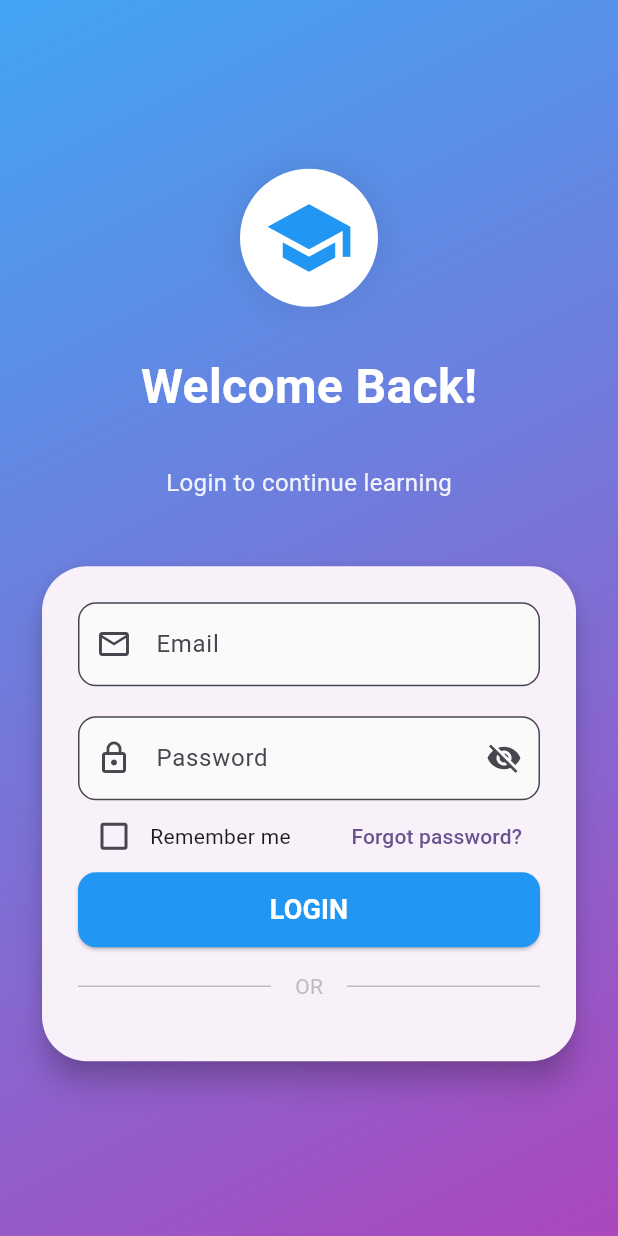
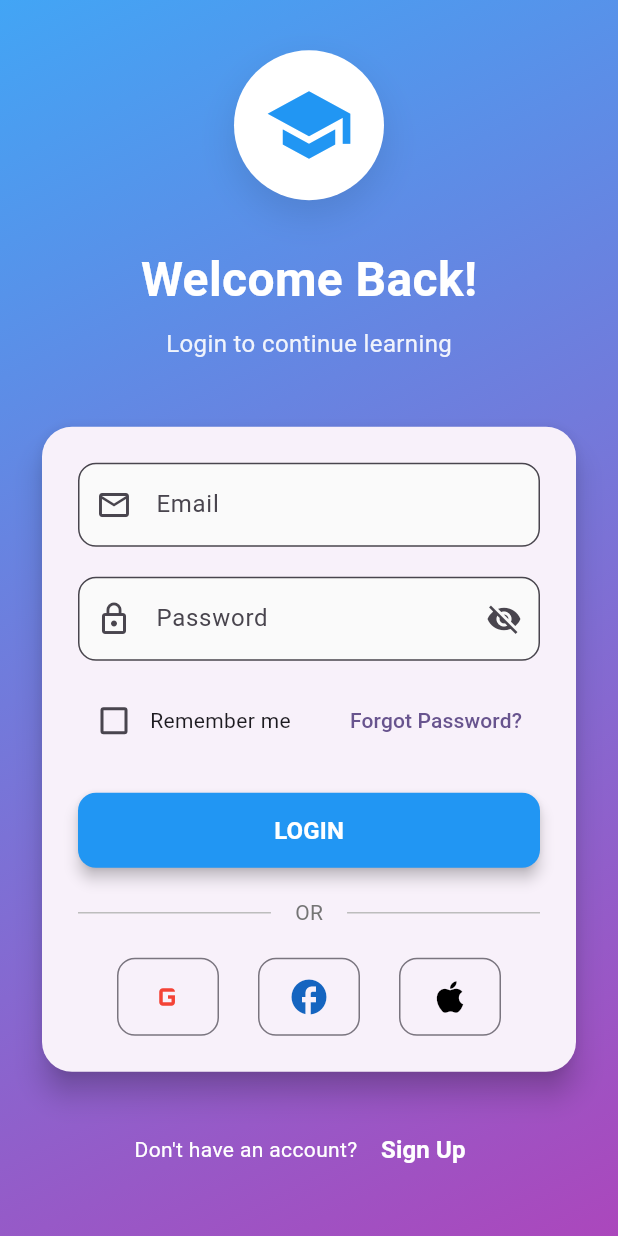
Before and after one commit to tra99/Flutter_course, a Flutter app: the screen it shows after launch, after a tap on "LOGIN", on a phone screen of 412 x 824 dp. Run offline on Flutter 3.47's test engine with Material 3 defaults, Android fonts, the light colour scheme and no system bars; missing offline and left inert: form_validation.

Commit message:
completed login

```diff
--- a/lib/screen/login_screen.dart
+++ b/lib/screen/login_screen.dart
@@ -9,13 +9,12 @@ class LoginScreen extends StatefulWidget {
 }
 
 class _LoginScreenState extends State<LoginScreen> {
+  final _formKey = GlobalKey<FormState>();
   final _emailController = TextEditingController();
   final _passwordController = TextEditingController();
+  bool _isPasswordVisible = false;
+  bool _isLoading = false;
   bool _rememberMe = false;
-  final _formKey = GlobalKey<FormState>();
-  bool passwordVisible = false;
-  bool isLoading = false;
-  bool checkNull = false;
 
   @override
   void dispose() {
@@ -25,29 +24,29 @@ class _LoginScreenState extends State<LoginScreen> {
   }
 
   Future<void> _handleLogin() async {
-    checkNull = _formKey.currentState!.validate() ? false : true;
-    if (checkNull) {
+    if (_formKey.currentState!.validate()) {
       setState(() {
-        isLoading = true;
+        _isLoading = true;
       });
-      await Future.delayed(const Duration(seconds: 3));
+
+      await Future.delayed(const Duration(seconds: 2));
+
       setState(() {
-        isLoading = false;
+        _isLoading = false;
       });
+
       if (mounted) {
         ScaffoldMessenger.of(context).showSnackBar(
           SnackBar(
-            content: Text("Login sucess! Welcome ${_emailController.text}"),
+            content: Text('Login successful! Welcome ${_emailController.text}'),
             backgroundColor: Colors.green,
             behavior: SnackBarBehavior.floating,
             shape: RoundedRectangleBorder(
-              borderRadius: BorderRadiusGeometry.circular(10),
+              borderRadius: BorderRadius.circular(10),
             ),
           ),
         );
       }
-    } else {
-      print("Error");
     }
   }
 
@@ -59,18 +58,22 @@ class _LoginScreenState extends State<LoginScreen> {
           gradient: LinearGradient(
             begin: Alignment.topLeft,
             end: Alignment.bottomRight,
-            colors: [Colors.blue.shade400, Colors.purple.shade400],
+            colors: [
+              Colors.blue.shade400,
+              Colors.purple.shade400,
+            ],
           ),
         ),
         child: SafeArea(
           child: Center(
             child: SingleChildScrollView(
-              padding: EdgeInsets.all(24),
+              padding: const EdgeInsets.all(24.0),
               child: Column(
                 mainAxisAlignment: MainAxisAlignment.center,
                 children: [
+                  // Logo
                   Container(
-                    padding: EdgeInsets.all(16),
+                    padding: const EdgeInsets.all(20),
                     decoration: BoxDecoration(
                       color: Colors.white,
                       shape: BoxShape.circle,
@@ -78,58 +81,70 @@ class _LoginScreenState extends State<LoginScreen> {
                         BoxShadow(
                           color: Colors.black.withOpacity(0.1),
                           blurRadius: 20,
+                          offset: const Offset(0, 10),
                         ),
                       ],
                     ),
-                    child: Icon(Icons.school, size: 60, color: Colors.blue),
+                    child: const Icon(
+                      Icons.school,
+                      size: 60,
+                      color: Colors.blue,
+                    ),
                   ),
-                  SizedBox(height: 30),
-                  Text(
-                    "Welcome Back!",
+                  const SizedBox(height: 30),
+
+                  // Title
+                  const Text(
+                    'Welcome Back!',
                     style: TextStyle(
                       fontSize: 32,
                       fontWeight: FontWeight.bold,
                       color: Colors.white,
                     ),
                   ),
-                  SizedBox(height: 30),
+                  const SizedBox(height: 8),
                   Text(
-                    "Login to continue learning",
+                    'Login to continue learning',
                     style: TextStyle(
                       fontSize: 16,
                       color: Colors.white.withOpacity(0.9),
                     ),
                   ),
-                  SizedBox(height: 40),
+                  const SizedBox(height: 40),
+
+
+                  // Login Form
                   Card(
                     elevation: 8,
                     shape: RoundedRectangleBorder(
-                      borderRadius: BorderRadiusGeometry.circular(30),
+                      borderRadius: BorderRadius.circular(20),
                     ),
                     child: Padding(
-                      padding: EdgeInsetsGeometry.all(24),
+                      padding: const EdgeInsets.all(24.0),
                       child: Form(
+                        key: _formKey,
                         child: Column(
                           children: [
+                            // Email
                             TextFormField(
                               controller: _emailController,
                               keyboardType: TextInputType.emailAddress,
                               validator: (value) {
                                 final validator = Validator(
                                   validators: [
-                                    RequiredValidator(),
-                                    EmailValidator(),
+                                    const RequiredValidator(),
+                                    const EmailValidator(),
                                   ],
                                 );
                                 return validator.validate(
-                                  label: "Email",
+                                  label: 'Email',
                                   value: value,
                                 );
                               },
                               decoration: InputDecoration(
-                                labelText: "Email",
-                                hintText: "Enter your email",
-                                prefixIcon: Icon(Icons.email_outlined),
+                                labelText: 'Email',
+                                hintText: 'Enter your email',
+                                prefixIcon: const Icon(Icons.email_outlined),
                                 border: OutlineInputBorder(
                                   borderRadius: BorderRadius.circular(12),
                                 ),
@@ -137,36 +152,51 @@ class _LoginScreenState extends State<LoginScreen> {
                                 fillColor: Colors.grey.shade50,
                               ),
                             ),
-                            SizedBox(height: 20),
+                            const SizedBox(height: 20),
+
+                            // Password
                             TextFormField(
                               controller: _passwordController,
+                              obscureText: !_isPasswordVisible,
                               validator: (value) {
                                 final validator = Validator(
                                   validators: [
-                                    RequiredValidator(),
-                                    MinLengthValidator(length: 8),
+                                    const RequiredValidator(),
+                                    const MinLengthValidator(length: 6),
                                   ],
                                 );
                                 return validator.validate(
-                                  label: "Password",
+                                  label: 'Password',
                                   value: value,
                                 );
                               },
                               decoration: InputDecoration(
-                                labelText: "Password",
-                                hintText: "Enter your password",
-                                prefixIcon: Icon(Icons.lock_outline),
+                                labelText: 'Password',
+                                hintText: 'Enter your password',
+                                prefixIcon: const Icon(Icons.lock_outline),
+                                suffixIcon: IconButton(
+                                  icon: Icon(
+                                    _isPasswordVisible
+                                        ? Icons.visibility
+                                        : Icons.visibility_off,
+                                  ),
+                                  onPressed: () {
+                                    setState(() {
+                                      _isPasswordVisible = !_isPasswordVisible;
+                                    });
+                                  },
+                                ),
                                 border: OutlineInputBorder(
                                   borderRadius: BorderRadius.circular(12),
                                 ),
                                 filled: true,
                                 fillColor: Colors.grey.shade50,
-                                suffixIcon: IconButton(
-                                  onPressed: () {},
-                                  icon: Icon(Icons.visibility_off),
-                                ),
                               ),
                             ),
+                            const SizedBox(height: 16),
+
+
+                            // Remember Me & Forgot Password
                             Row(
                               mainAxisAlignment: MainAxisAlignment.spaceBetween,
                               children: [
@@ -180,61 +210,119 @@ class _LoginScreenState extends State<LoginScreen> {
                                         });
                                       },
                                     ),
-                                    Text("Remember me"),
+                                    const Text('Remember me'),
                                   ],
                                 ),
                                 TextButton(
                                   onPressed: () {
                                     ScaffoldMessenger.of(context).showSnackBar(
-                                      SnackBar(
-                                        content: Text("Click forgot password"),
+                                      const SnackBar(
+                                        content: Text('Forgot password clicked'),
                                       ),
                                     );
                                   },
-                                  child: Text("Forgot password?"),
+                                  child: const Text('Forgot Password?'),
                                 ),
                               ],
                             ),
+                            const SizedBox(height: 24),
+
+                            // Login Button
                             SizedBox(
                               width: double.infinity,
                               height: 50,
                               child: ElevatedButton(
-                                onPressed: () {
-                                  isLoading ? null : _handleLogin;
-                                },
+                                onPressed: _isLoading ? null : _handleLogin,
                                 style: ElevatedButton.styleFrom(
                                   backgroundColor: Colors.blue,
                                   foregroundColor: Colors.white,
                                   shape: RoundedRectangleBorder(
                                     borderRadius: BorderRadius.circular(12),
                                   ),
+                                  elevation: 4,
                                 ),
-                                child: Text(
-                                  "LOGIN",
-                                  style: TextStyle(
-                                    color: Colors.white,
-                                    fontSize: 18,
-                                    fontWeight: FontWeight.w600,
+                                child: _isLoading
+                                    ? const SizedBox(
+                                        height: 20,
+                                        width: 20,
+                                        child: CircularProgressIndicator(
+                                          strokeWidth: 2,
+                                          color: Colors.white,
+                                        ),
+                                      )
+                                    : const Text(
+                                        'LOGIN',
+                                        style: TextStyle(
+                                          fontSize: 16,
+                                          fontWeight: FontWeight.bold,
+                                        ),
+                                      ),
+                              ),
+                            ),
+                            const SizedBox(height: 20),
+
+                            // Divider
+                            Row(
+                              children: [
+                                Expanded(child: Divider(color: Colors.grey.shade400)),
+                                Padding(
+                                  padding: const EdgeInsets.symmetric(horizontal: 16),
+                                  child: Text(
+                                    'OR',
+                                    style: TextStyle(color: Colors.grey.shade600),
                                   ),
                                 ),
-                              ),
+                                Expanded(child: Divider(color: Colors.grey.shade400)),
+                              ],
                             ),
+                            const SizedBox(height: 20),
+
+
+                            // Social Login
                             Row(
+                              mainAxisAlignment: MainAxisAlignment.spaceEvenly,
                               children: [
-                                Expanded(
-                                  child: Divider(color: Colors.grey.shade400),
-                                ),
-                                Padding(
-                                  padding: EdgeInsetsGeometry.all(16),
-                                  child: Text(
-                                    "OR",
-                                    style: TextStyle(
-                                      color: Colors.grey.shade400,
+                                OutlinedButton(
+                                  onPressed: () {
+                                    ScaffoldMessenger.of(context).showSnackBar(
+                                      const SnackBar(content: Text('Google login clicked')),
+                                    );
+                                  },
+                                  style: OutlinedButton.styleFrom(
+                                    padding: const EdgeInsets.symmetric(horizontal: 20, vertical: 12),
+                                    shape: RoundedRectangleBorder(
+                                      borderRadius: BorderRadius.circular(12),
                                     ),
                                   ),
+                                  child: const Icon(Icons.g_mobiledata, color: Colors.red, size: 28),
                                 ),
-                                Expanded(
-                                  child: Divider(color: Colors.grey.shade400),
+                                OutlinedButton(
+                                  onPressed: () {
+                                    ScaffoldMessenger.of(context).showSnackBar(
+                                      const SnackBar(content: Text('Facebook login clicked')),
+                                    );
+                                  },
+                                  style: OutlinedButton.styleFrom(
+                                    padding: const EdgeInsets.symmetric(horizontal: 20, vertical: 12),
+                                    shape: RoundedRectangleBorder(
+                                      borderRadius: BorderRadius.circular(12),
+                                    ),
+                                  ),
+                                  child: Icon(Icons.facebook, color: Colors.blue.shade800, size: 28),
+                                ),
+                                OutlinedButton(
+                                  onPressed: () {
+                                    ScaffoldMessenger.of(context).showSnackBar(
+                                      const SnackBar(content: Text('Apple login clicked')),
+                                    );
+                                  },
+                                  style: OutlinedButton.styleFrom(
+                                    padding: const EdgeInsets.symmetric(horizontal: 20, vertical: 12),
+                                    shape: RoundedRectangleBorder(
+                                      borderRadius: BorderRadius.circular(12),
+                                    ),
+                                  ),
+                                  child: const Icon(Icons.apple, color: Colors.black, size: 28),
                                 ),
                               ],
                             ),
@@ -242,6 +330,36 @@ class _LoginScreenState extends State<LoginScreen> {
                         ),
                       ),
                     ),
+                  ),
+                  const SizedBox(height: 24),
+
+
+                  // Sign Up Link
+                  Row(
+                    mainAxisAlignment: MainAxisAlignment.center,
+                    children: [
+                      const Text(
+                        "Don't have an account? ",
+                        style: TextStyle(color: Colors.white),
+                      ),
+                      TextButton(
+                        onPressed: () {
+                          ScaffoldMessenger.of(context).showSnackBar(
+                            const SnackBar(
+                              content: Text('Sign up clicked'),
+                            ),
+                          );
+                        },
+                        child: const Text(
+                          'Sign Up',
+                          style: TextStyle(
+                            color: Colors.white,
+                            fontWeight: FontWeight.bold,
+                            fontSize: 16,
+                          ),
+                        ),
+                      ),
+                    ],
                   ),
                 ],
               ),
```
